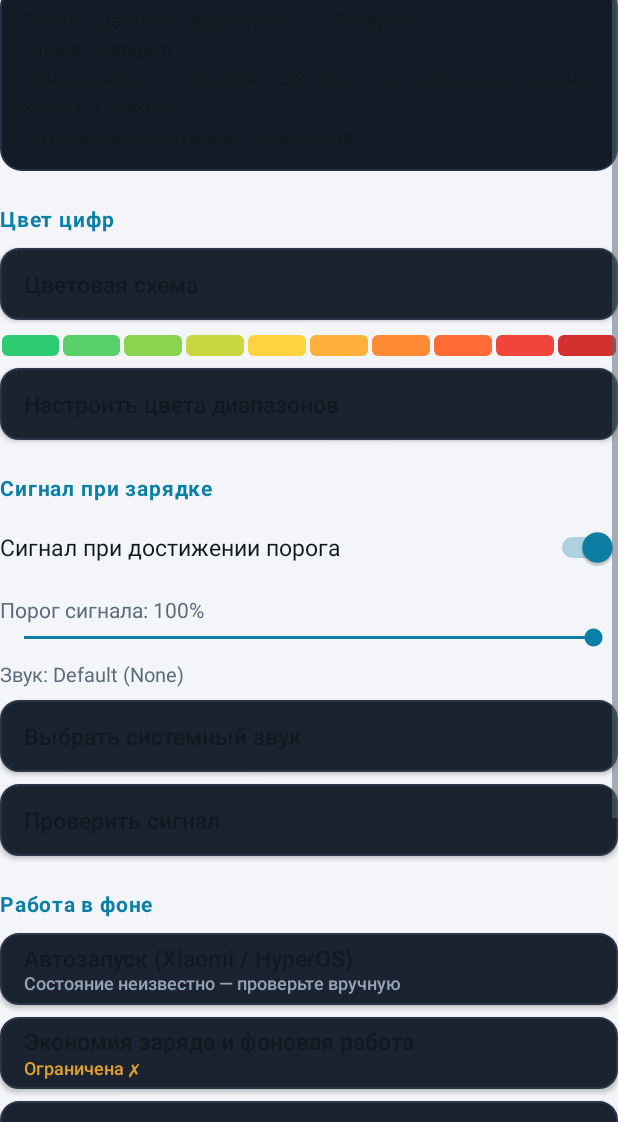
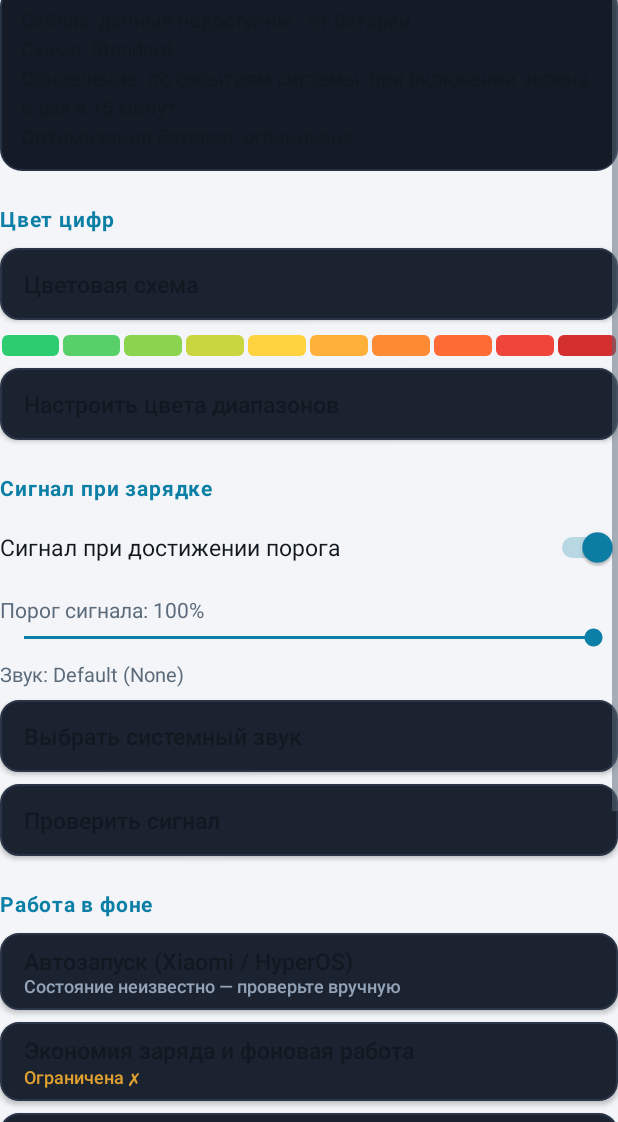
Before and after one commit to V8TD/Q-battery, an Android app: the MainActivity screen opened directly, with no data from a screen before it, on a phone screen of 412 x 824 dp, the part 114-1236 px from its top. Run offline under Robolectric (Android 15) with nearby library versions, the phone set to English and light mode, and no system bars.

Commit message:
Update themes.xml

```diff
--- a/app/src/main/res/values/themes.xml
+++ b/app/src/main/res/values/themes.xml
@@ -1,7 +1,7 @@
 <?xml version="1.0" encoding="utf-8"?>
 <resources>
 
-    <style name="AppTheme" parent="android:Theme.Material.NoActionBar">
+    <style name="AppTheme" parent="android:Theme.Material.Light.NoActionBar">
         <item name="android:colorPrimary">@color/accent</item>
         <item name="android:colorAccent">@color/accent</item>
         <item name="android:windowBackground">@color/bg</item>
@@ -9,7 +9,8 @@
         <item name="android:textColorSecondary">@color/muted</item>
         <item name="android:statusBarColor">@android:color/transparent</item>
         <item name="android:navigationBarColor">@android:color/transparent</item>
-        <item name="android:windowLightStatusBar">false</item>
+        <item name="android:windowLightStatusBar">true</item>
+        <item name="android:windowLightNavigationBar">true</item>
     </style>
 
     <style name="Btn">
@@ -24,6 +25,8 @@
         <item name="android:gravity">center_vertical|start</item>
         <item name="android:paddingStart">16dp</item>
         <item name="android:paddingEnd">16dp</item>
+        <item name="android:paddingTop">8dp</item>
+        <item name="android:paddingBottom">8dp</item>
     </style>
 
     <style name="Section">
```
